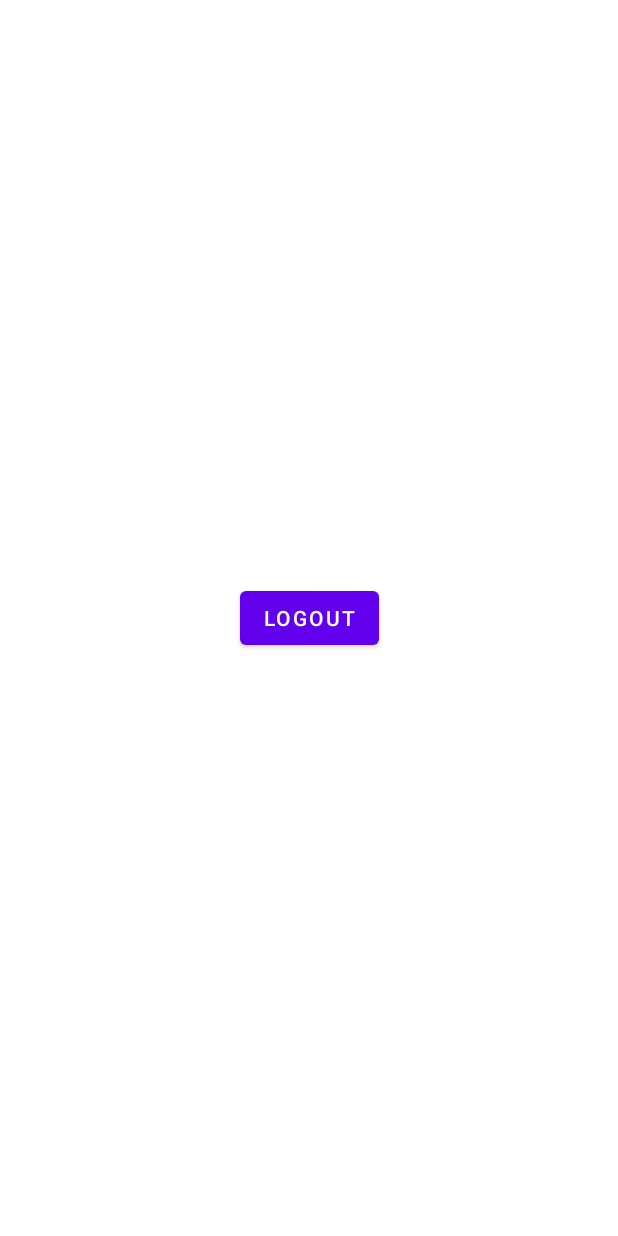
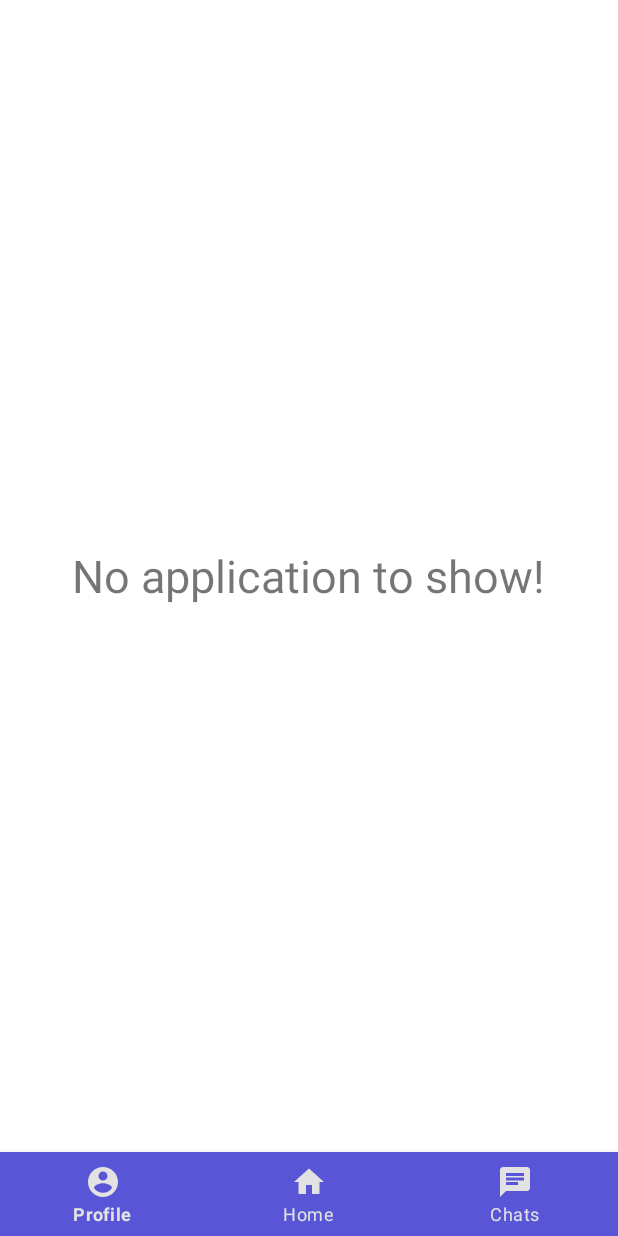
Before and after one commit to adoptvillage/bridge-android, an Android app: the DashboardActivity screen opened directly, with no data from a screen before it, on a phone screen of 412 x 824 dp. Run offline under Robolectric (Android 15) with nearby library versions, the phone set to English and light mode, and no system bars.

Commit message:
Profile-UI-added (#10)

```diff
--- a/app/build.gradle
+++ b/app/build.gradle
@@ -46,5 +46,6 @@ dependencies {
     implementation "com.squareup.okhttp3:okhttp:4.8.1"
     implementation 'com.squareup.retrofit2:retrofit:2.9.0'
     implementation 'com.google.code.gson:gson:2.8.6'
+    implementation 'de.hdodenhof:circleimageview:3.1.0'
 
 }
--- a/app/src/main/java/com/adoptvillage/bridge/Activity/DashboardActivity.kt
+++ b/app/src/main/java/com/adoptvillage/bridge/Activity/DashboardActivity.kt
@@ -5,6 +5,10 @@ import android.content.Intent
 import android.content.SharedPreferences
 import androidx.appcompat.app.AppCompatActivity
 import android.os.Bundle
+import androidx.fragment.app.Fragment
+import com.adoptvillage.bridge.Fragment.ChatFragment
+import com.adoptvillage.bridge.Fragment.HomeFragment
+import com.adoptvillage.bridge.Fragment.ProfileFragment
 import com.adoptvillage.bridge.R
 import kotlinx.android.synthetic.main.activity_dashboard.*
 
@@ -17,14 +21,31 @@ class DashboardActivity : AppCompatActivity() {
 
         prefs=this.getSharedPreferences(getString(R.string.parent_package_name), Context.MODE_PRIVATE)
 
-        btnLogoutSetOnClickListener()
+        val Home_Fragment = HomeFragment()
+        val Profile_Fragment = ProfileFragment()
+        val Chat_Fragment = ChatFragment()
+
+        makeCurrentFragment(Home_Fragment)
+
+        bottom_navigation.setOnNavigationItemSelectedListener {
+            when(it.itemId)
+            {
+                R.id.ic_home-> makeCurrentFragment(Home_Fragment)
+                R.id.ic_profile->makeCurrentFragment(Profile_Fragment)
+                R.id.ic_chats->makeCurrentFragment(Chat_Fragment)
+            }
+            true
+//        btnLogoutSetOnClickListener()
 
     }
 
-    private fun btnLogoutSetOnClickListener() {
-        btnLogout.setOnClickListener {
-            prefs.edit().putBoolean(getString(R.string.is_Logged_In),false).apply()
-            startActivity(Intent(this,MainActivity::class.java))
-        }
+
+
+}
+
+    private fun makeCurrentFragment(fragment: Fragment) = supportFragmentManager.beginTransaction().apply {
+        replace(R.id.fl_wrapper,fragment)
+        commit()
     }
+
 }
--- /dev/null
+++ b/app/src/main/java/com/adoptvillage/bridge/Fragment/HomeFragment.kt
@@ -0,0 +1,26 @@
+package com.adoptvillage.bridge.Fragment
+
+import android.os.Bundle
+import androidx.fragment.app.Fragment
+import android.view.LayoutInflater
+import android.view.View
+import android.view.ViewGroup
+import com.adoptvillage.bridge.R
+
+
+class HomeFragment : Fragment() {
+
+    override fun onCreate(savedInstanceState: Bundle?) {
+        super.onCreate(savedInstanceState)
+    }
+
+    override fun onCreateView(
+        inflater: LayoutInflater, container: ViewGroup?,
+        savedInstanceState: Bundle?
+    ): View? {
+        // Inflate the layout for this fragment
+        return inflater.inflate(R.layout.fragment_home, container, false)
+    }
+
+
+}
--- /dev/null
+++ b/app/src/main/res/drawable/ic_account_circle.xml
@@ -0,0 +1,5 @@
+<vector android:height="24dp" android:tint="#FFFFFF"
+    android:viewportHeight="24" android:viewportWidth="24"
+    android:width="24dp" xmlns:android="http://schemas.android.com/apk/res/android">
+    <path android:fillColor="@android:color/black" android:pathData="M12,2C6.48,2 2,6.48 2,12s4.48,10 10,10 10,-4.48 10,-10S17.52,2 12,2zM12,5c1.66,0 3,1.34 3,3s-1.34,3 -3,3 -3,-1.34 -3,-3 1.34,-3 3,-3zM12,19.2c-2.5,0 -4.71,-1.28 -6,-3.22 0.03,-1.99 4,-3.08 6,-3.08 1.99,0 5.97,1.09 6,3.08 -1.29,1.94 -3.5,3.22 -6,3.22z"/>
+</vector>
--- /dev/null
+++ b/app/src/main/res/drawable/ic_chats.xml
@@ -0,0 +1,5 @@
+<vector android:height="24dp" android:tint="#FFFFFF"
+    android:viewportHeight="24" android:viewportWidth="24"
+    android:width="24dp" xmlns:android="http://schemas.android.com/apk/res/android">
+    <path android:fillColor="@android:color/white" android:pathData="M20,2L4,2c-1.1,0 -1.99,0.9 -1.99,2L2,22l4,-4h14c1.1,0 2,-0.9 2,-2L22,4c0,-1.1 -0.9,-2 -2,-2zM6,9h12v2L6,11L6,9zM14,14L6,14v-2h8v2zM18,8L6,8L6,6h12v2z"/>
+</vector>
--- /dev/null
+++ b/app/src/main/res/drawable/ic_home.xml
@@ -0,0 +1,5 @@
+<vector android:height="24dp" android:tint="#FFFFFF"
+    android:viewportHeight="24" android:viewportWidth="24"
+    android:width="24dp" xmlns:android="http://schemas.android.com/apk/res/android">
+    <path android:fillColor="@android:color/white" android:pathData="M10,20v-6h4v6h5v-8h3L12,3 2,12h3v8z"/>
+</vector>
--- a/app/src/main/res/layout/activity_dashboard.xml
+++ b/app/src/main/res/layout/activity_dashboard.xml
@@ -1,18 +1,29 @@
 <?xml version="1.0" encoding="utf-8"?>
-<androidx.constraintlayout.widget.ConstraintLayout xmlns:android="http://schemas.android.com/apk/res/android"
+<RelativeLayout xmlns:android="http://schemas.android.com/apk/res/android"
     xmlns:app="http://schemas.android.com/apk/res-auto"
     xmlns:tools="http://schemas.android.com/tools"
     android:layout_width="match_parent"
     android:layout_height="match_parent"
     tools:context=".Activity.DashboardActivity">
 
-    <Button
-        android:id="@+id/btnLogout"
-        android:layout_width="wrap_content"
+    <FrameLayout
+        android:id="@+id/fl_wrapper"
+        android:layout_width="match_parent"
+        android:layout_height="match_parent"
+        android:layout_above="@+id/bottom_navigation"
+        />
+
+    <com.google.android.material.bottomnavigation.BottomNavigationView
+        android:id="@+id/bottom_navigation"
+        android:layout_width="match_parent"
         android:layout_height="wrap_content"
-        android:text="LOGOUT"
-        app:layout_constraintBottom_toBottomOf="parent"
-        app:layout_constraintEnd_toEndOf="parent"
-        app:layout_constraintStart_toStartOf="parent"
-        app:layout_constraintTop_toTopOf="parent" />
-</androidx.constraintlayout.widget.ConstraintLayout>
+        android:layout_alignParentBottom="true"
+        android:layout_marginBottom="0dp"
+        android:background="?android:attr/windowBackground"
+        app:itemBackground="@color/systemViolet"
+        app:itemIconTint="#e2e2e2"
+        app:itemTextColor="#e2e2e2"
+        app:menu="@menu/nav_menu" />
+
+
+</RelativeLayout>
--- /dev/null
+++ b/app/src/main/res/layout/fragment_home.xml
@@ -0,0 +1,22 @@
+<?xml version="1.0" encoding="utf-8"?>
+<FrameLayout xmlns:android="http://schemas.android.com/apk/res/android"
+    xmlns:tools="http://schemas.android.com/tools"
+    android:layout_width="match_parent"
+    android:layout_height="match_parent"
+    tools:context=".Fragment.HomeFragment">
+
+    <RelativeLayout
+        android:layout_width="match_parent"
+        android:layout_height="match_parent">
+
+        <TextView
+            android:layout_width="wrap_content"
+            android:layout_height="wrap_content"
+            android:layout_centerInParent="true"
+            android:textSize="30dp"
+            android:fontFamily="sans-serif"
+            android:text="No application to show!" />
+
+    </RelativeLayout>
+
+</FrameLayout>
--- /dev/null
+++ b/app/src/main/res/menu/nav_menu.xml
@@ -0,0 +1,19 @@
+<?xml version="1.0" encoding="utf-8"?>
+<menu xmlns:android="http://schemas.android.com/apk/res/android">
+
+    <item
+        android:id="@+id/ic_profile"
+        android:icon="@drawable/ic_account_circle"
+        android:title="Profile"/>
+
+    <item
+        android:id="@+id/ic_home"
+        android:icon="@drawable/ic_home"
+        android:title="Home"/>
+
+    <item
+        android:id="@+id/ic_chats"
+        android:icon="@drawable/ic_chats"
+        android:title="Chats"/>
+
+</menu>
```
Also changed, not shown: app/src/main/java/com/adoptvillage/bridge/Fragment/ChatFragment.kt (added, +27 -0 lines), app/src/main/java/com/adoptvillage/bridge/Fragment/ProfileFragment.kt (added, +48 -0 lines), app/src/main/res/drawable/et_bg.xml (added, +19 -0 lines), app/src/main/res/drawable/frag_bg.xml (added, +13 -0 lines), app/src/main/res/layout/fragment_chat.xml (added, +22 -0 lines), app/src/main/res/layout/fragment_profile.xml (added, +370 -0 lines), app/src/main/res/drawable/profile.png (added).
